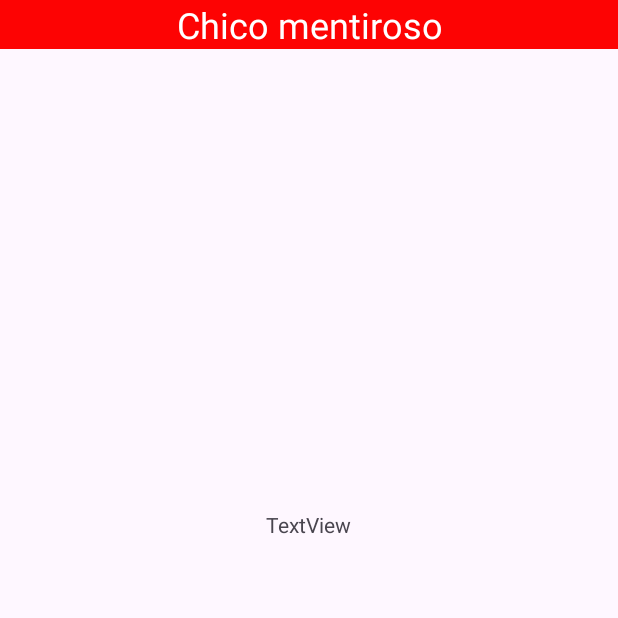
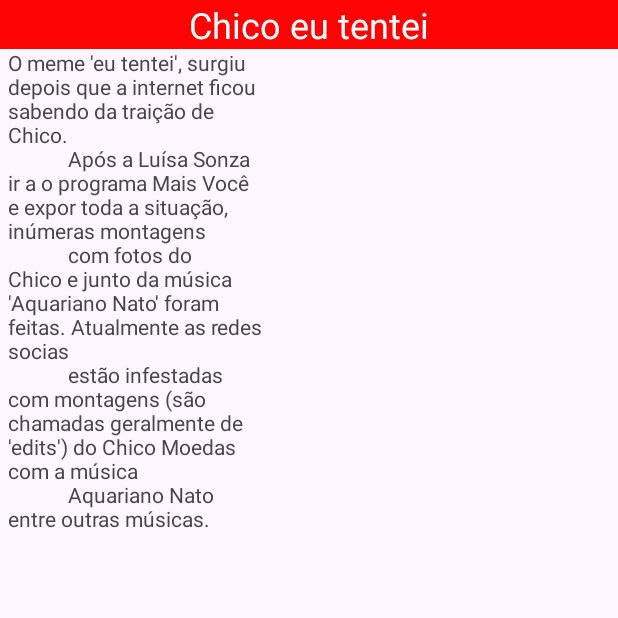
Before and after one commit to AngeloMzn/ChicoCoinsApp, an Android app: the fragment Frag_ChicoMentiroso shown on its own in the app's theme, on a phone screen of 412 x 824 dp, the top half of it. Run offline under Robolectric (Android 15) with nearby library versions, the phone set to English and light mode, and no system bars.

Commit message:
[FEAT] Adicionando funções e texto no chico eu tentei

```diff
--- a/src/main/java/com/example/myapplication/Frag_ChicoMentiroso.java
+++ b/src/main/java/com/example/myapplication/Frag_ChicoMentiroso.java
@@ -7,8 +7,7 @@
 import android.view.LayoutInflater;
 import android.view.View;
 import android.view.ViewGroup;
-
-
+import android.widget.TextView;
 
 
 /**
@@ -26,6 +25,7 @@
     // TODO: Rename and change types of parameters
     private String mParam1;
     private String mParam2;
+    private int page = 0;
 
     public Frag_ChicoMentiroso() {
         // Required empty public constructor
@@ -62,6 +62,46 @@
     public View onCreateView(LayoutInflater inflater, ViewGroup container,
                              Bundle savedInstanceState) {
         // Inflate the layout for this fragment
-        return inflater.inflate(R.layout.fragment_chico_mentiroso, container, false);
+        View view = inflater.inflate(R.layout.fragment_chico_mentiroso, container, false);
+
+        TextView textView = view.findViewById(R.id.txt_fds);
+
+        String[] texto = getResources().getStringArray(R.array.txtview_euTentei);
+
+        switch (page){
+            case 0:
+                textView.setText(texto[0]);
+                break;
+            case 1:
+                textView.setText(texto[1]);
+                break;
+            case 2:
+                textView.setText(texto[2]);
+            default:
+                textView.setText(texto[0]);
+                break;
+        }
+        return view;
+    }
+
+
+    public void updateContent(int position) {
+        TextView textView = getView().findViewById(R.id.txt_fds);
+        String[] texto = getResources().getStringArray(R.array.txtview_euTentei);
+
+        switch (position) {
+            case 0:
+                textView.setText(texto[0]);
+                break;
+            case 1:
+                textView.setText(texto[1]);
+                break;
+            case 2:
+                textView.setText(texto[2]);
+                break;
+            default:
+                textView.setText(texto[0]);
+                break;
+        }
     }
 }
--- a/src/main/res/layout/fragment_chico_mentiroso.xml
+++ b/src/main/res/layout/fragment_chico_mentiroso.xml
@@ -18,11 +18,10 @@
 
     <TextView
         android:id="@+id/txt_fds"
-        android:layout_width="400dp"
-        android:layout_height="400dp"
-        android:gravity="center"
-        android:layout_marginTop="150dp"
+        android:layout_width="170dp"
+        android:layout_height="483dp"
         android:layout_marginLeft="5dp"
-        android:text="TextView" />
+        android:layout_marginTop="32dp"
+        android:gravity="left" />
 
 </FrameLayout>
--- a/src/main/res/layout/music_fragment.xml
+++ b/src/main/res/layout/music_fragment.xml
@@ -11,7 +11,7 @@
         android:layout_height="match_parent"
         android:padding="16dp">
 
-        <Button
+        <androidx.appcompat.widget.AppCompatButton
             android:id="@+id/btn_BackHistory"
             android:layout_width="wrap_content"
             android:layout_height="wrap_content"
@@ -20,6 +20,8 @@
             android:layout_marginEnd="119dp"
             android:layout_marginBottom="16dp"
             android:text="@string/next"
+            android:textColor="@color/white"
+            android:background="@drawable/background_button"
             app:layout_constraintBottom_toBottomOf="parent"
             app:layout_constraintEnd_toEndOf="parent"
             app:layout_constraintHorizontal_bias="0.49"
--- a/src/main/res/values/strings.xml
+++ b/src/main/res/values/strings.xml
@@ -2,7 +2,7 @@
     <string name="app_name">My Application</string>
     <!-- TODO: Remove or change this placeholder text -->
     <string name="hello_blank_fragment">Hello blank fragment</string>
-    <string name="chicoMentiroso">"Chico mentiroso"</string>
+    <string name="chicoMentiroso">"Chico eu tentei"</string>
     <string name="chicoInfiel">"Chico infiel"</string>
     <string name="chicoFiel">"Chico o mais fiel"</string>
     <array name="array_string_fiel">
@@ -46,11 +46,29 @@
             pronunciamento no Instagram."
         </item>
     </array>
+    <array name="txtview_euTentei">
+        <item>"O meme 'eu tentei', surgiu depois que a internet ficou sabendo da traição de Chico.
+            Após a Luísa Sonza ir a o programa Mais Você e expor toda a situação, inúmeras montagens
+            com fotos do Chico e junto da música 'Aquariano Nato' foram feitas. Atualmente as redes socias
+            estão infestadas com montagens (são chamadas geralmente de 'edits') do Chico Moedas com a música
+            Aquariano Nato entre outras músicas."
+        </item>
+        <item>"Muitas das pessoas que gostam de todo esse movimento das edits do Chico Moedas, são geralmente pessoas
+            que não são muito fans da Luísa Sonza. Mas no meio deste pessoal que gostam dos edits, são apenas jovens que
+            gostam da brincadeira de gozar da situação. Assim como os criadores deste aplicativo."
+        </item>
+        <item>"Do banheiro da Lapa para os palcos do TikTok, Chico Moedas ganhou muita fama entre os jovens.
+            Atualmente a música Aquariano Nato, tem muita fama por causa deste caso de Chico Moedas. Tanto sucesso
+            que o criador da música criou uma música especial baseada na história do Chico. Atualmente todas as músicas
+            lançadas pelo artista são munições para novas edits de Chico Moedas o nosso Aquariano Nato."
+        </item>
+    </array>
+
     <string name="label_spinerPage">"Página:"</string>
     <array name="list_HistoriaChico">
         <item>Chico o mais fiel</item>
         <item>Chico infiel</item>
-        <item>Chico o brabo</item>
+        <item>Chico eu tentei</item>
     </array>
     <array name="number_pages_spinnerPage">
         <item>"1"</item>
```
Also changed, not shown: src/main/java/com/example/myapplication/ChicoHistoryActivity.java (+14 -0 lines), src/main/java/com/example/myapplication/Frag_ChicoInfiel.java (+23 -1 lines).
